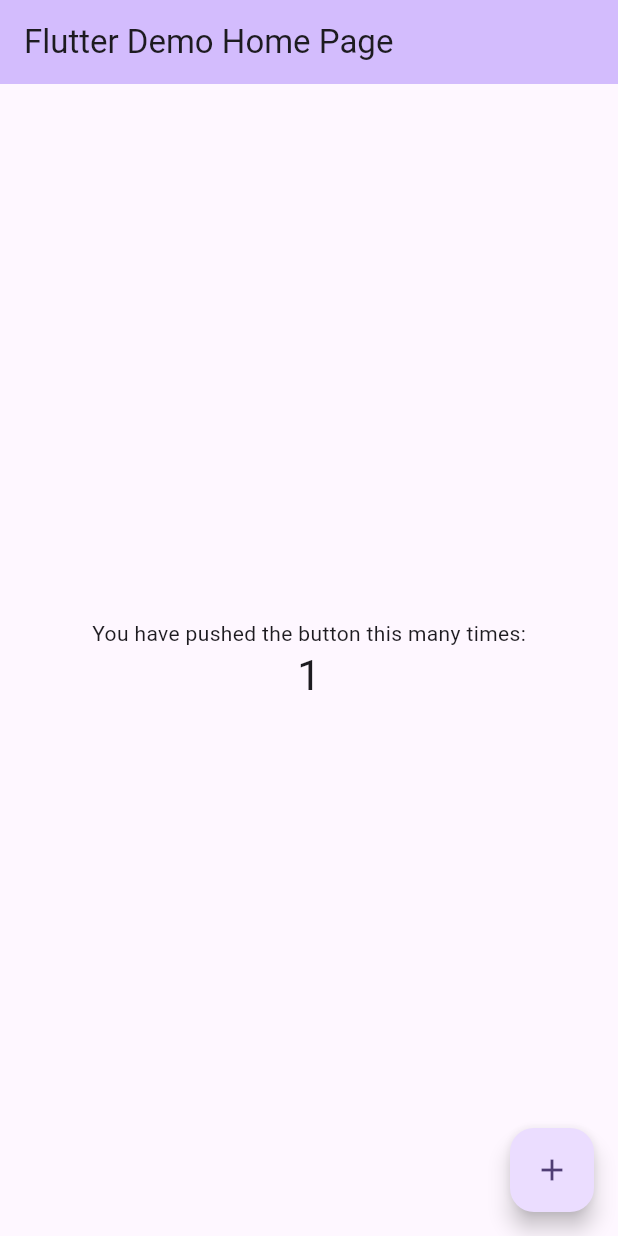
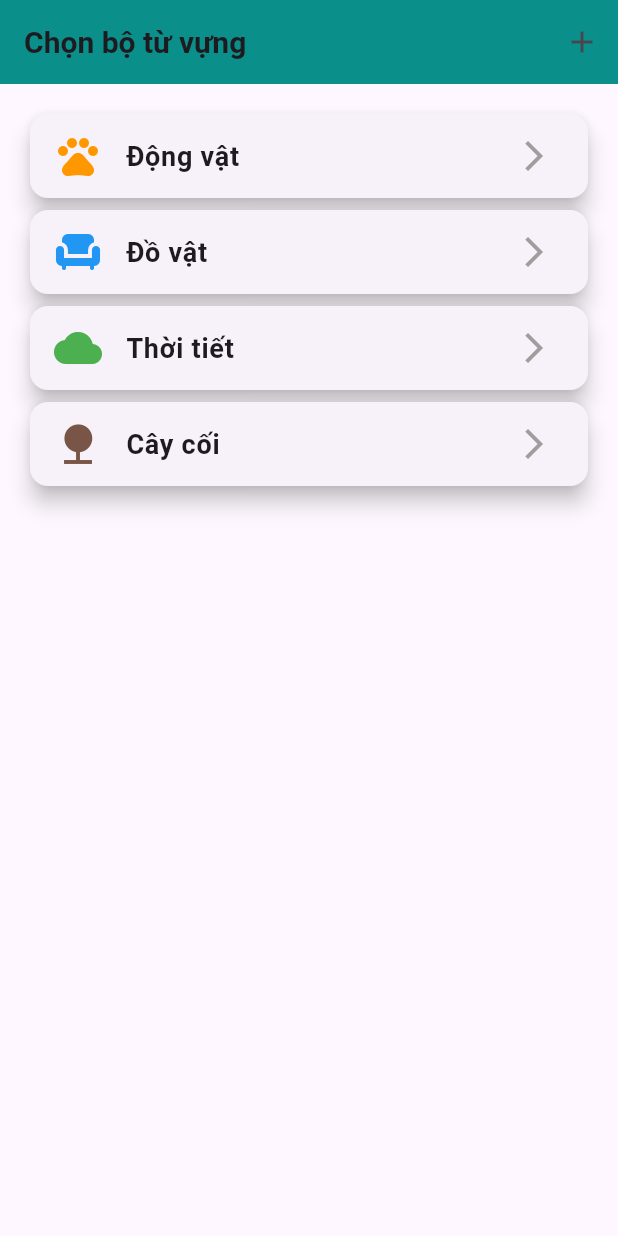
Before and after one commit to KimThuy1111/MemorizeWords, a Flutter app: the screen it shows after launch, after a tap on the "add" icon, on a phone screen of 412 x 824 dp. Run offline on Flutter 3.47's test engine with Material 3 defaults, Android fonts, the light colour scheme and no system bars; our stand-ins replace firebase_core; accounts and stored records are empty.

```diff
--- a/lib/main.dart
+++ b/lib/main.dart
@@ -1,122 +1,98 @@
 import 'package:flutter/material.dart';
+import 'package:firebase_core/firebase_core.dart';
+import 'screens/flashcardScreen.dart';
+import '../controllers/flashcardController.dart';  // Thêm import controller
 
-void main() {
-  runApp(const MyApp());
+void main() async {
+  WidgetsFlutterBinding.ensureInitialized();
+  await Firebase.initializeApp(); // <-- Quan trọng!
+  runApp(MyApp());
 }
 
 class MyApp extends StatelessWidget {
-  const MyApp({super.key});
-
-  // This widget is the root of your application.
   @override
   Widget build(BuildContext context) {
     return MaterialApp(
-      title: 'Flutter Demo',
-      theme: ThemeData(
-        // This is the theme of your application.
-        //
-        // TRY THIS: Try running your application with "flutter run". You'll see
-        // the application has a purple toolbar. Then, without quitting the app,
-        // try changing the seedColor in the colorScheme below to Colors.green
-        // and then invoke "hot reload" (save your changes or press the "hot
-        // reload" button in a Flutter-supported IDE, or press "r" if you used
-        // the command line to start the app).
-        //
-        // Notice that the counter didn't reset back to zero; the application
-        // state is not lost during the reload. To reset the state, use hot
-        // restart instead.
-        //
-        // This works for code too, not just values: Most code changes can be
-        // tested with just a hot reload.
-        colorScheme: ColorScheme.fromSeed(seedColor: Colors.deepPurple),
-      ),
-      home: const MyHomePage(title: 'Flutter Demo Home Page'),
+      title: 'Flashcard App',
+      theme: ThemeData(primarySwatch: Colors.teal),
+      home: VocabularySetScreen(userId: 'user123'),
     );
   }
 }
 
-class MyHomePage extends StatefulWidget {
-  const MyHomePage({super.key, required this.title});
+class VocabularySetScreen extends StatelessWidget {
+  final String userId;
+  final FlashcardController controller = FlashcardController();  // Khởi tạo controller
 
-  // This widget is the home page of your application. It is stateful, meaning
-  // that it has a State object (defined below) that contains fields that affect
-  // how it looks.
+  VocabularySetScreen({super.key, required this.userId});
 
-  // This class is the configuration for the state. It holds the values (in this
-  // case the title) provided by the parent (in this case the App widget) and
-  // used by the build method of the State. Fields in a Widget subclass are
-  // always marked "final".
 
-  final String title;
-
-  @override
-  State<MyHomePage> createState() => _MyHomePageState();
-}
-
-class _MyHomePageState extends State<MyHomePage> {
-  int _counter = 0;
-
-  void _incrementCounter() {
-    setState(() {
-      // This call to setState tells the Flutter framework that something has
-      // changed in this State, which causes it to rerun the build method below
-      // so that the display can reflect the updated values. If we changed
-      // _counter without calling setState(), then the build method would not be
-      // called again, and so nothing would appear to happen.
-      _counter++;
-    });
-  }
 
   @override
   Widget build(BuildContext context) {
-    // This method is rerun every time setState is called, for instance as done
-    // by the _incrementCounter method above.
-    //
-    // The Flutter framework has been optimized to make rerunning build methods
-    // fast, so that you can just rebuild anything that needs updating rather
-    // than having to individually change instances of widgets.
+    final sets = [
+      {'name': 'Động vật', 'icon': Icons.pets, 'color': Colors.orange},
+      {'name': 'Đồ vật', 'icon': Icons.chair, 'color': Colors.blue},
+      {'name': 'Thời tiết', 'icon': Icons.cloud, 'color': Colors.green},
+      {'name': 'Cây cối', 'icon': Icons.nature, 'color': Colors.brown},
+    ];
+
     return Scaffold(
       appBar: AppBar(
-        // TRY THIS: Try changing the color here to a specific color (to
-        // Colors.amber, perhaps?) and trigger a hot reload to see the AppBar
-        // change color while the other colors stay the same.
-        backgroundColor: Theme.of(context).colorScheme.inversePrimary,
-        // Here we take the value from the MyHomePage object that was created by
-        // the App.build method, and use it to set our appbar title.
-        title: Text(widget.title),
+        title: const Text(
+          'Chọn bộ từ vựng',
+          style: TextStyle(
+            fontSize: 20,
+            fontWeight: FontWeight.bold,
+          ),
+        ),
+        backgroundColor: Colors.teal,
+        elevation: 5,
+        actions: [
+          IconButton(
+            icon: const Icon(Icons.add),
+            onPressed: () => controller.addNewVocabularySet(userId),  // Mở hộp thoại thêm bộ từ vựng
+          ),
+        ],
       ),
-      body: Center(
-        // Center is a layout widget. It takes a single child and positions it
-        // in the middle of the parent.
-        child: Column(
-          // Column is also a layout widget. It takes a list of children and
-          // arranges them vertically. By default, it sizes itself to fit its
-          // children horizontally, and tries to be as tall as its parent.
-          //
-          // Column has various properties to control how it sizes itself and
-          // how it positions its children. Here we use mainAxisAlignment to
-          // center the children vertically; the main axis here is the vertical
-          // axis because Columns are vertical (the cross axis would be
-          // horizontal).
-          //
-          // TRY THIS: Invoke "debug painting" (choose the "Toggle Debug Paint"
-          // action in the IDE, or press "p" in the console), to see the
-          // wireframe for each widget.
-          mainAxisAlignment: MainAxisAlignment.center,
-          children: <Widget>[
-            const Text('You have pushed the button this many times:'),
-            Text(
-              '$_counter',
-              style: Theme.of(context).textTheme.headlineMedium,
-            ),
-          ],
+      body: Padding(
+        padding: const EdgeInsets.all(16),
+        child: ListView.builder(
+          itemCount: sets.length,
+          itemBuilder: (context, index) {
+            final set = sets[index];
+
+            return Card(
+              elevation: 6,
+              shape: RoundedRectangleBorder(
+                  borderRadius: BorderRadius.circular(12)),
+              child: ListTile(
+                leading: Icon(
+                    set['icon'] as IconData, color: set['color'] as Color,
+                    size: 32),
+                title: Text(
+                  set['name'] as String,
+                  style: const TextStyle(
+                      fontSize: 18, fontWeight: FontWeight.bold),
+                ),
+                trailing: const Icon(
+                    Icons.arrow_forward_ios, color: Colors.grey),
+                onTap: () {
+                  Navigator.push(
+                    context,
+                    MaterialPageRoute(
+                      builder: (context) => FlashcardScreen(
+                        userId: userId,
+                        setName: set['name'] as String,
+                      ),
+                    ),
+                  );
+                },
+              ),
+            );
+          },
         ),
       ),
-      floatingActionButton: FloatingActionButton(
-        onPressed: _incrementCounter,
-        tooltip: 'Increment',
-        child: const Icon(Icons.add),
-      ), // This trailing comma makes auto-formatting nicer for build methods.
     );
   }
 }
--- a/pubspec.yaml
+++ b/pubspec.yaml
@@ -34,6 +34,8 @@ dependencies:
   # The following adds the Cupertino Icons font to your application.
   # Use with the CupertinoIcons class for iOS style icons.
   cupertino_icons: ^1.0.8
+  firebase_core: ^2.30.0
+  cloud_firestore: ^4.15.0
 
 dev_dependencies:
   flutter_test:
@@ -56,7 +58,8 @@ flutter:
   # included with your application, so that you can use the icons in
   # the material Icons class.
   uses-material-design: true
-
+  assets:
+   - assets/images/
   # To add assets to your application, add an assets section, like this:
   # assets:
   #   - images/a_dot_burr.jpeg
```
Also changed, not shown: lib/models/vocabulary.dart (added, +35 -0 lines), pubspec.lock, 8 other files.
